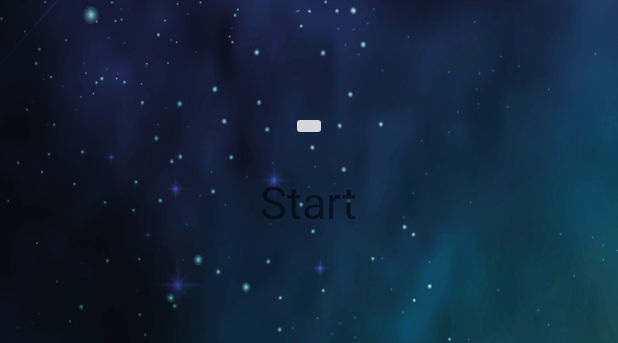
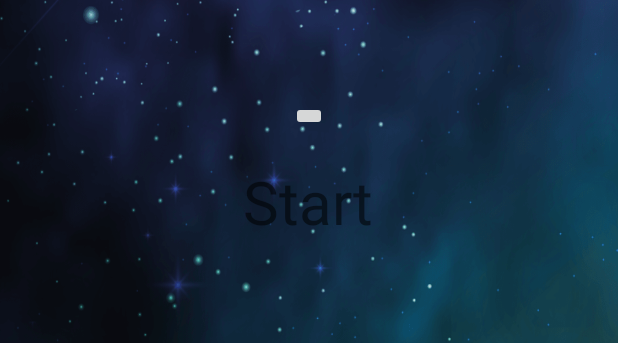
Before and after one commit to MetehanKundak/MobileGameDevTeamProj, an Android app: the layout game_start.xml on its own in the app's theme, with its tools: preview values and no code run, on a phone screen of 412 x 824 dp. Shown: the part 446-789 px from the top of the screen. Run offline under Robolectric (Android 15) with nearby library versions, the phone set to English and light mode, and no system bars.

```diff
--- a/app/src/main/java/com/example/mobilegamedevteamproj/GameScreen.java
+++ b/app/src/main/java/com/example/mobilegamedevteamproj/GameScreen.java
@@ -20,7 +20,7 @@ public class GameScreen extends View {
 
     public GameScreen(Context context) {
         super(context);
-        this.context = context;
+
         background = BitmapFactory.decodeResource(getResources(),R.drawable.space);
 
         handler = new Handler();
@@ -30,6 +30,7 @@ public class GameScreen extends View {
                 invalidate();
             }
         };
+        this.context = context;
     }
 
     @Override
@@ -37,4 +38,5 @@ public class GameScreen extends View {
         super.onDraw(canvas);
         canvas.drawBitmap(background,0,0,null);
     }
+
 }
--- a/app/src/main/java/com/example/mobilegamedevteamproj/MainActivity.java
+++ b/app/src/main/java/com/example/mobilegamedevteamproj/MainActivity.java
@@ -13,8 +13,8 @@ public class MainActivity extends AppCompatActivity {
     @Override
     protected void onCreate(Bundle savedInstanceState) {
         super.onCreate(savedInstanceState);
-//        setContentView(R.layout.game_start);
-        setContentView(new GameScreen(this));
+        setContentView(R.layout.game_start);
+//        setContentView(new GameScreen(this));
 
     }
 
--- a/app/src/main/res/layout/game_start.xml
+++ b/app/src/main/res/layout/game_start.xml
@@ -8,19 +8,19 @@
     android:background="@drawable/space"
     tools:context=".MainActivity">
 
-        android:layout_width="wrap_content"
-        android:layout_height="wrap_content" >
-        <ImageButton
+
+    <ImageButton
             android:layout_width="wrap_content"
             android:layout_height="wrap_content"
             android:onClick="start"
-            />
+                    />
 
     <TextView
         android:layout_width="wrap_content"
         android:layout_height="wrap_content"
         android:layout_marginTop="20dp"
         android:text="Start"
-        android:textSize="30dp"
+        android:textSize="40dp"
+        android:onClick="start"
         />
 </LinearLayout>
--- a/app/src/main/res/values/themes.xml
+++ b/app/src/main/res/values/themes.xml
@@ -15,7 +15,7 @@
     </style>
     <style name = "Theme.AppCompat.Light.NoActionBar.FullScreen"
         parent = "@style/Theme.AppCompat.Light.NoActionBar">
-        <item name = "android:windowActionBar"> false</item>
+        <item name = "android:windowActionBar"> true</item>
         <item name= "android:windowNoTitle" > true </item>
         <item name = "android:windowFullscreen" > true</item>
         <item name = "android:windowContentOverlay" > @null </item>
```
Also changed, not shown: app/src/main/AndroidManifest.xml (+6 -1 lines).
